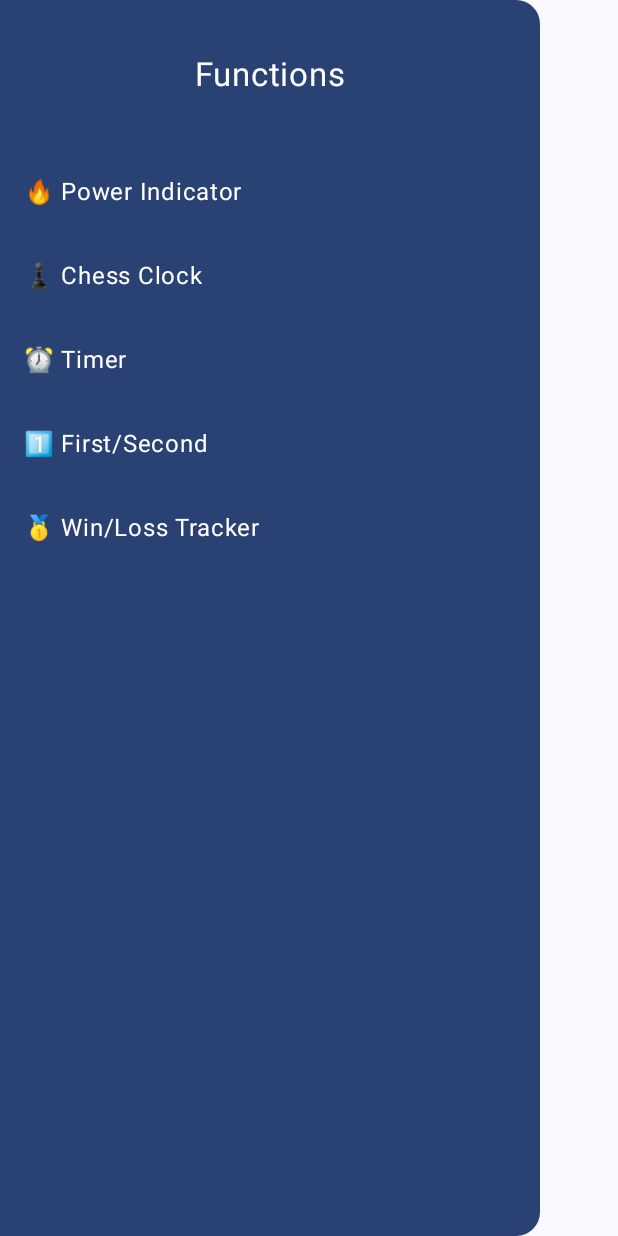
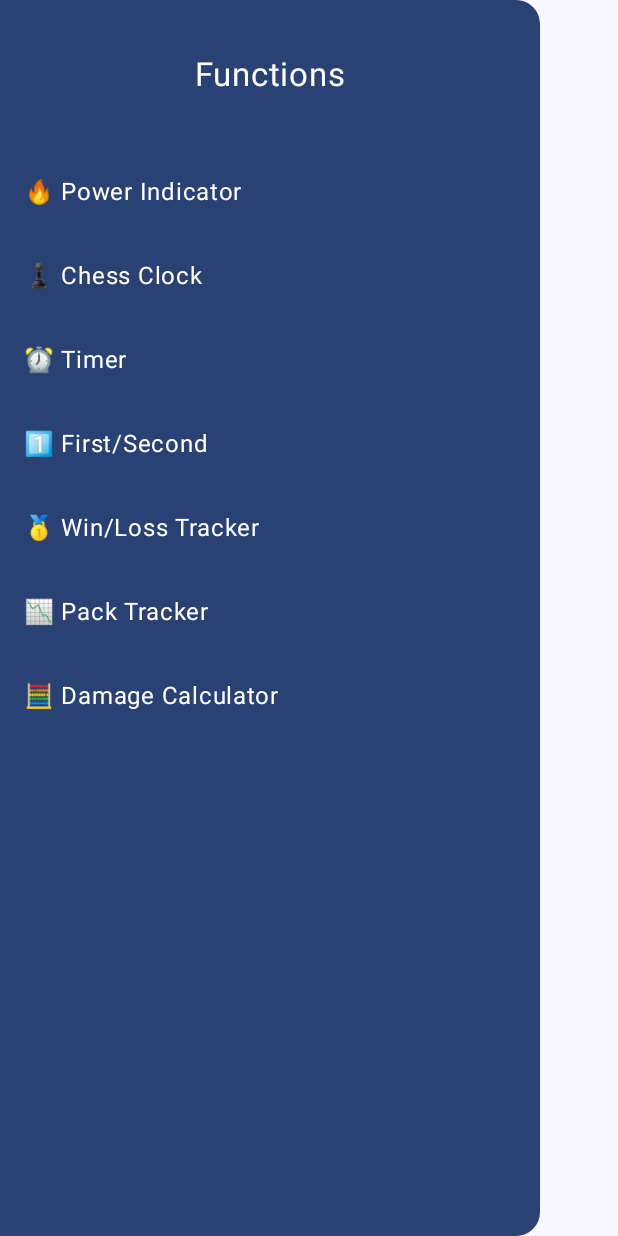
Before and after one commit to llloydretro2/WeissSchwarzToolbox, an Android app built with Jetpack Compose: the composable DrawerContent shown on its own in the app's theme, on a phone screen of 412 x 824 dp. Run offline under Robolectric (Android 15) with nearby library versions, the phone set to English and light mode, and no system bars.

Commit message:
feat: Add Pack Tracker and Damage Calculator components with navigation
This commit introduces two new components, `PackTracker` and `DamageCalculator`, and integrates them into the navigation system. It also refactors the `FirstSecond` and `PowerIndicator` component package names.

-   **PackTracker:** Added a new `PackTracker` Composable in `packTracker/PackTracker.kt` with a basic "pack tracker" text placeholder.
-   **DamageCalculator:** Created a `DamageCalculator` Composable in `damageCalculator/DamageCalculator.kt`, also with placeholder text.
-   **Navigation:** Updated `Navigation.kt` to include routes for `packTracker` and `damageCalculator`.
-   **DrawerContentComponent:** Modified `DrawerContentComponent.kt` to add `NavigationDrawerItem` for the `Pack Tracker` and `Damage Calculator`, and update all previous entries.
-   **FirstSecond Refactor:** Renamed `firstsecond` package to `firstSecond`.
-   **PowerIndicator Refactor:** Renamed `powerindicator` package to `powerIndicator`.

```diff
--- a/app/src/main/java/com/example/weissschwarztoolbox/component/DrawerContentComponent.kt
+++ b/app/src/main/java/com/example/weissschwarztoolbox/component/DrawerContentComponent.kt
@@ -151,6 +151,47 @@ fun DrawerContent(
             )
 
 
+
+        // win/loss tracker
+        NavigationDrawerItem(
+            label = {
+                Text(
+                    text = "📉 Pack Tracker",
+                    color = MaterialTheme.colorScheme.onPrimary,
+                    fontSize = MaterialTheme.typography.titleMedium.fontSize
+                )
+            },
+            selected = false,
+            onClick = {
+                onItemClick()
+                navController.navigate("packTracker") {
+                    popUpTo(navController.graph.startDestinationId)
+                    launchSingleTop = true
+                }
+            },
+            shape = RectangleShape)
+
+
+        // win/loss tracker
+        NavigationDrawerItem(
+            label = {
+                Text(
+                    text = "🧮 Damage Calculator",
+                    color = MaterialTheme.colorScheme.onPrimary,
+                    fontSize = MaterialTheme.typography.titleMedium.fontSize
+                )
+            },
+            selected = false,
+            onClick = {
+                onItemClick()
+                navController.navigate("damageCalculator") {
+                    popUpTo(navController.graph.startDestinationId)
+                    launchSingleTop = true
+                }
+            },
+            shape = RectangleShape)
+
+
         // TODO calculator maybe?
 
     }
--- a/app/src/main/java/com/example/weissschwarztoolbox/firstsecond/FirstSecond.kt
+++ b/app/src/main/java/com/example/weissschwarztoolbox/packTracker/PackTracker.kt
@@ -1,10 +1,10 @@
-package com.example.weissschwarztoolbox.firstsecond
+package com.example.weissschwarztoolbox.packTracker
 
 import androidx.compose.material3.Text
 import androidx.compose.runtime.Composable
 import androidx.navigation.NavController
 
 @Composable
-fun FirstSecond(navController: NavController){
-    Text(text = "First Second")
+fun PackTracker(navController: NavController){
+    Text(text = "pack tracker")
 }
--- a/app/src/main/java/com/example/weissschwarztoolbox/powerindicator/PowerIndicator.kt
+++ b/app/src/main/java/com/example/weissschwarztoolbox/powerIndicator/PowerIndicator.kt
@@ -1,4 +1,4 @@
-package com.example.weissschwarztoolbox.powerindicator
+package com.example.weissschwarztoolbox.powerIndicator
 
 import androidx.compose.material3.Text
 import androidx.compose.runtime.Composable
```
Also changed, not shown: app/src/main/java/com/example/weissschwarztoolbox/Navigation.kt (+12 -2 lines), app/src/main/java/com/example/weissschwarztoolbox/damageCalculator/DamageCalculator.kt (added, +10 -0 lines), app/src/main/java/com/example/weissschwarztoolbox/firstSecond/FirstSecond.kt (added, +10 -0 lines).
